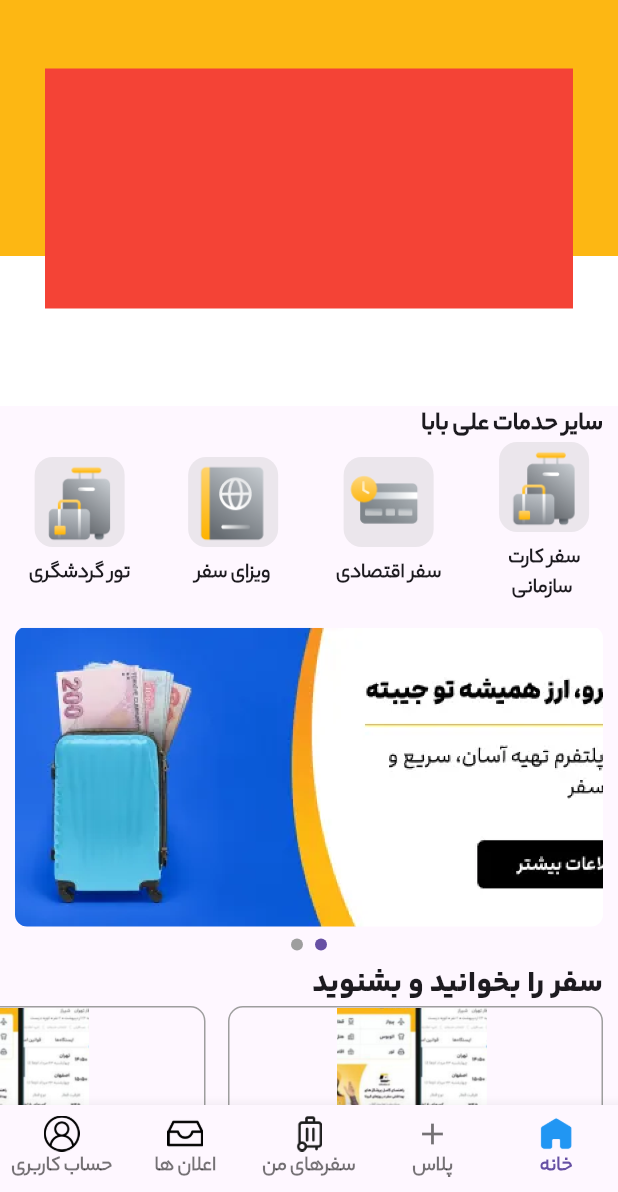
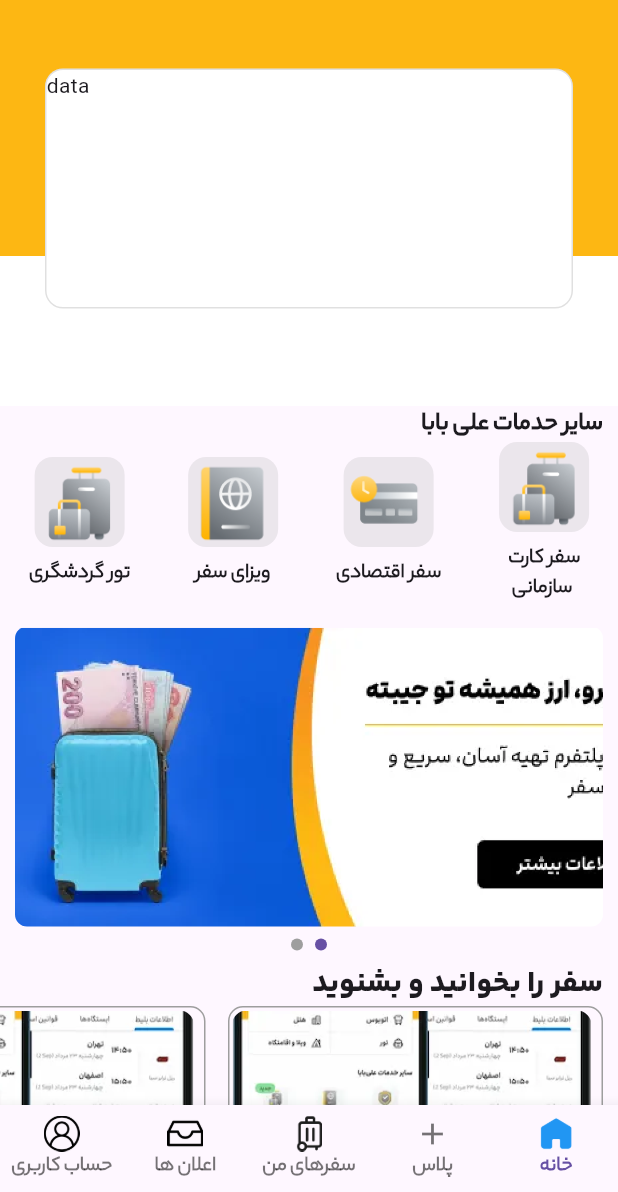
Before and after one commit to yasinowo/alibaba, a Flutter app: the screen it shows after launch, on a phone screen of 412 x 824 dp, the part 44-1236 px from its top. Run offline on Flutter 3.47's test engine with Material 3 defaults, Android fonts, the phone set to English and light mode, and no system bars; our stand-ins replace flutter_svg.

Commit message:
on edit appbar

```diff
--- a/lib/components/appbar.dart
+++ b/lib/components/appbar.dart
@@ -9,7 +9,20 @@
 
   @override
   Widget build(BuildContext context) {
-    return Container(color: Colors.red, height: expandedCategoriesHeight);
+    return Container(
+      height: expandedCategoriesHeight,
+      decoration: BoxDecoration(
+        color: Colors.white,
+        borderRadius: BorderRadius.all(Radius.circular(12)),
+        border: Border.all(color: Color.fromRGBO(0, 0, 0, 0.12), width: 1),
+      ),
+      child: Column(
+        mainAxisAlignment: MainAxisAlignment.start,
+        children: [
+          Row(children: [Text('data')]),
+        ],
+      ),
+    );
   }
 }
 
--- a/lib/screen/home_page.dart
+++ b/lib/screen/home_page.dart
@@ -11,30 +11,28 @@
 
   @override
   Widget build(BuildContext context) {
-    double _bottomContainerHeight = 80.0; // ارتفاع کانتینر میانی
-    var theme = Theme.of(context);
     List<Map<String, String>> travelList = [
       {
-        'image': 'assets/images/image1.png',
+        'image': 'assets/images/screen_app.png',
         'title': 'مجموعه کتاب سفر علی بابا',
         'description':
             'جامع ترین راهنمای گردش و تفریح در شهرهای پرطرفدار به صورت رایگان',
       },
       {
-        'image': 'assets/images/image1.png',
+        'image': 'assets/images/screen_app.png',
         'title': 'پادکست رادیو دور دنیا',
         'description': 'درباره هرچیزی که مربوط به سفر ، ماجراجویی و تفریح باشه',
       },
     ];
     List<Map<String, String>> magPost = [
       {
-        'image': 'assets/images/mag1.png',
+        'image': 'assets/images/armanestan.jpg',
         'title': 'جاهای دیدنی ارمنستان; تاریخ را ورق بزنید',
         // 'description':
         //     'جامع ترین راهنمای گردش و تفریح در شهرهای پرطرفدار به صورت رایگان',
       },
       {
-        'image': 'assets/images/mag2.png',
+        'image': 'assets/images/dubai.jpg',
         'title': 'بهترین جاهای دیدنی که نباید انهارا از دست داد',
         // 'description': 'درباره هرچیزی که مربوط به سفر ، ماجراجویی و تفریح باشه',
       },
@@ -221,15 +219,21 @@
                       border: Border.all(color: Colors.grey, width: 1),
                       borderRadius: BorderRadius.all(Radius.circular(10)),
                     ),
-                    padding: EdgeInsets.only(right: 5),
+                    padding: EdgeInsets.only(right: 5, top: 2),
                     child: Column(
                       crossAxisAlignment: CrossAxisAlignment.center,
                       mainAxisSize: MainAxisSize.min,
                       children: [
                         SizedBox(
-                          width: 100,
+                          width: 240,
                           height: 100,
-                          child: Image.asset(item['image']!, fit: BoxFit.cover),
+                          child: ClipRRect(
+                            borderRadius: BorderRadius.all(Radius.circular(10)),
+                            child: Image.asset(
+                              item['image']!,
+                              fit: BoxFit.fitWidth,
+                            ),
+                          ),
                         ),
                         Column(
                           crossAxisAlignment: CrossAxisAlignment.start,
--- a/lib/todo.dart
+++ b/lib/todo.dart
@@ -1,5 +1,6 @@
 /*
 سایز بنر
+عکس پست های هوم
 اسلیور اپ بار
 لیست تایل های فوتر فاصلشون زیاده
 
```
Also changed, not shown: assets/images/armanestan.jpg (added), assets/images/dubai.jpg (added), assets/images/screen_app.png (added).
